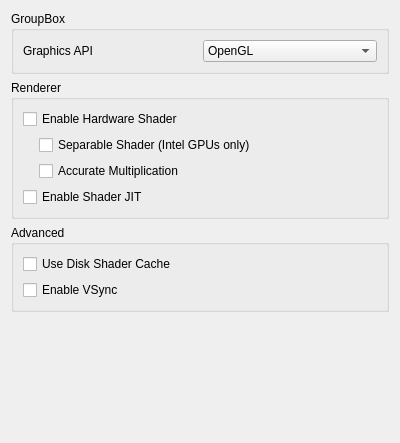
Before: the Qt Designer form src/citra_qt/configuration/configure_graphics.ui in User01CSDN/citra, drawn with Qt 5.
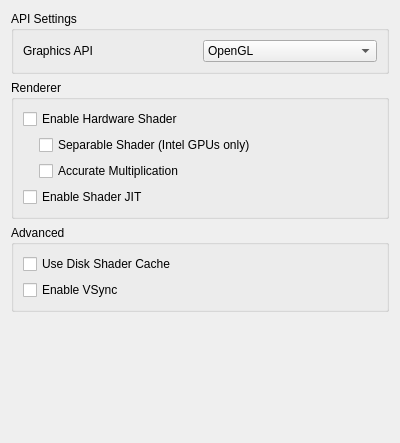
After: the same form once the commit is applied.

Commit message: citra_qt: Proper title for api settings

Diff of the .ui file:
```diff
--- a/src/citra_qt/configuration/configure_graphics.ui
+++ b/src/citra_qt/configuration/configure_graphics.ui
@@ -23,7 +23,7 @@
    <item>
     <widget class="QGroupBox" name="apiBox">
      <property name="title">
-      <string>GroupBox</string>
+      <string>API Settings</string>
      </property>
      <layout class="QVBoxLayout" name="verticalLayout_3">
       <item>
```
